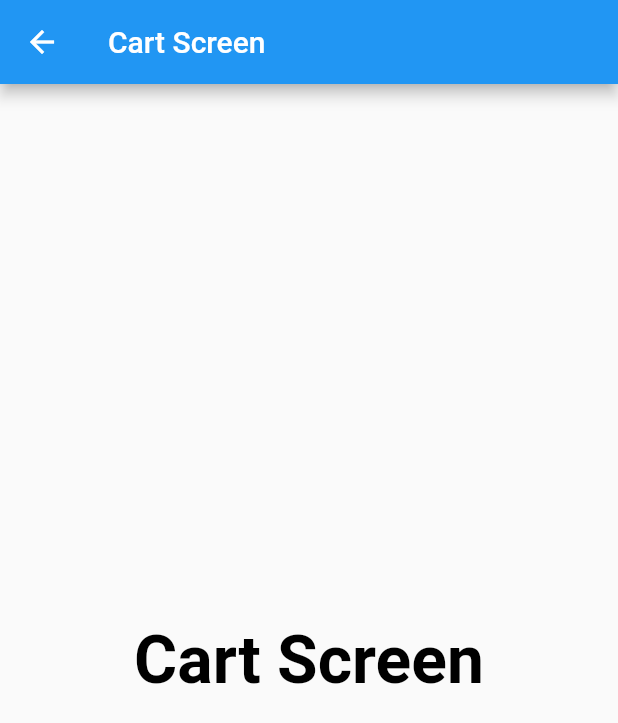
After one commit to Subhradeep10/Apna_Store, a Flutter app: the CartPage screen opened directly, on a phone screen of 412 x 824 dp. The commit adds this screen. Shown: the top 723 px of the screen. Run offline on Flutter 3.47's test engine with Material 2 defaults, Android fonts, the phone set to English and light mode, and no system bars; our stand-ins replace cloud_firestore, firebase_auth, firebase_core, flutter_screenutil, fluttertoast; accounts and stored records are empty; Roboto replaces fonts that are missing (Poppins).

Commit message:
Bottom Navbar is added

```diff
--- /dev/null
+++ b/lib/screen/BottomNavPages/CartPage.dart
@@ -0,0 +1,37 @@
+import 'package:flutter/material.dart';
+
+class CartPage extends StatefulWidget {
+  const CartPage({super.key});
+
+  @override
+  State<CartPage> createState() => _CartPageState();
+}
+
+class _CartPageState extends State<CartPage> {
+  @override
+  Widget build(BuildContext context) {
+    return Scaffold(
+      appBar: AppBar(
+        title: const Text('Cart Screen'),
+      ),
+      body: SafeArea(
+        child: Center(
+          child: Column(
+            mainAxisAlignment: MainAxisAlignment.center,
+            children: const [
+              Text(
+                'Cart Screen',
+                style: TextStyle(
+                  fontFamily: 'Poppins',
+                  fontWeight: FontWeight.bold,
+                  color: Colors.black,
+                  fontSize: 44,
+                ),
+              ),
+            ],
+          ),
+        ),
+      ),
+    );
+  }
+}
--- a/lib/screen/LoginScreen.dart
+++ b/lib/screen/LoginScreen.dart
@@ -1,5 +1,5 @@
 import 'package:apna_store/const/AppColors.dart';
-import 'package:apna_store/screen/HomeScreen.dart';
+import 'package:apna_store/screen/BottomNav.dart';
 import 'package:apna_store/screen/RegistrationScreen.dart';
 import 'package:apna_store/widget/CustomButton.dart';
 import 'package:firebase_auth/firebase_auth.dart';
@@ -29,7 +29,7 @@ class _LoginScreenState extends State<LoginScreen> {
       print(authCredential!.uid);
       if (authCredential.uid.isNotEmpty) {
         Navigator.push(
-            context, CupertinoPageRoute(builder: (_) => HomeScreen()));
+            context, CupertinoPageRoute(builder: (_) => BottomNavbar()));
       } else {
         Fluttertoast.showToast(msg: "Something is wrong");
       }
--- a/lib/screen/UserForm.dart
+++ b/lib/screen/UserForm.dart
@@ -1,5 +1,5 @@
 import 'package:apna_store/const/AppColors.dart';
-import 'package:apna_store/screen/HomeScreen.dart';
+import 'package:apna_store/screen/BottomNav.dart';
 import 'package:apna_store/widget/CustomButton.dart';
 import 'package:apna_store/widget/MytextField.dart';
 import 'package:cloud_firestore/cloud_firestore.dart';
@@ -51,7 +51,7 @@ class _UserFormState extends State<UserForm> {
           "age": _ageController.text,
         })
         .then((value) => Navigator.push(
-            context, MaterialPageRoute(builder: (_) => HomeScreen())))
+            context, MaterialPageRoute(builder: (_) => BottomNavbar())))
         .catchError((error) => print("something is wrong. $error"));
   }
 
```
Also changed, not shown: lib/screen/BottomNav.dart (added, +37 -0 lines), lib/screen/BottomNavPages/FavouritePage.dart (added, +37 -0 lines), lib/screen/BottomNavPages/HomePage.dart (added, +37 -0 lines), lib/screen/BottomNavPages/ProfilePage.dart (renamed from lib/screen/HomeScreen.dart, +8 -8 lines).
